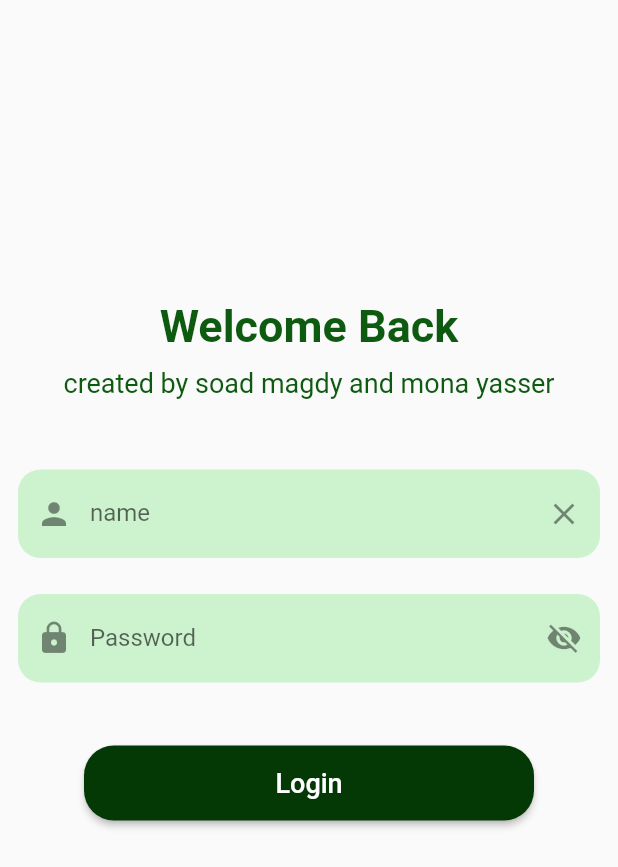
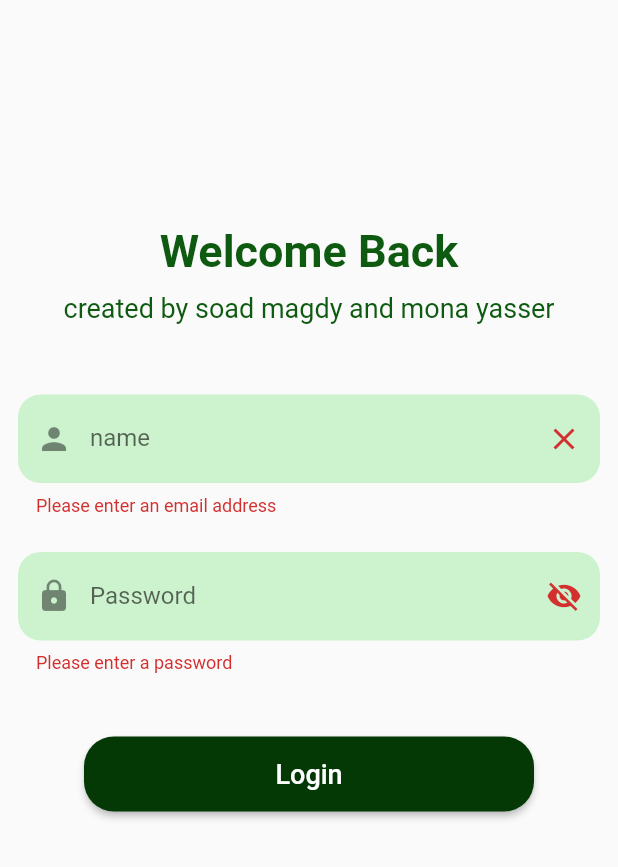
Before and after one commit to monayasser88/sign_in, a Flutter app: the SignIn screen opened directly, after a tap on "Login", on a phone screen of 412 x 824 dp. Shown: the top 867 px of the screen. Run offline on Flutter 3.47's test engine with Material 2 defaults, Android fonts, the light colour scheme and no system bars; network calls fail.

Commit message:
Add files via upload

```diff
--- a/lib/sign_in.dart
+++ b/lib/sign_in.dart
@@ -17,7 +17,7 @@ class _SignInState extends State<SignIn> {
     return Scaffold(
       body: Column(children: [
         SizedBox(
-          height: 200,
+          height: 150,
         ),
         Center(
             child: Text(
@@ -86,7 +86,7 @@ class _SignInState extends State<SignIn> {
             Padding(
               padding: const EdgeInsets.all(12.0),
               child: TextFormField(
-                controller:  _passwordController,
+                controller: _passwordController,
                 onChanged: (value) {
                   // Handle the value change
                 },
@@ -110,17 +110,18 @@ class _SignInState extends State<SignIn> {
                     icon: Icon(
                       _isPasswordVisible
                           ? Icons.visibility
-            : Icons.visibility_off, // Change icon based on visibility status
+                          : Icons
+                              .visibility_off, // Change icon based on visibility status
                     ),
                     onPressed: () {
                       setState(() {
-          _isPasswordVisible =!_isPasswordVisible;
+                        _isPasswordVisible = !_isPasswordVisible;
                       });
                     },
                   ),
                   // Add any other desired decoration properties
                 ),
-  obscureText:!_isPasswordVisible,
+                obscureText: !_isPasswordVisible,
                 // Add any other desired decoration propertie
                 validator: (value) {
                   if (value!.isEmpty) {
@@ -164,7 +165,12 @@ class _SignInState extends State<SignIn> {
               'Login',
               style: TextStyle(fontSize: 18, fontWeight: FontWeight.w500),
             ),
-            onPressed: () {},
+            onPressed: () {
+              if (_formKey.currentState!.validate()) {
+                _formKey.currentState!.save();
+                // Perform form submission or any other desired actions
+              }
+            },
           ),
         ),
       ]),
```
Lines whose indentation alone changed are shown as unchanged.
